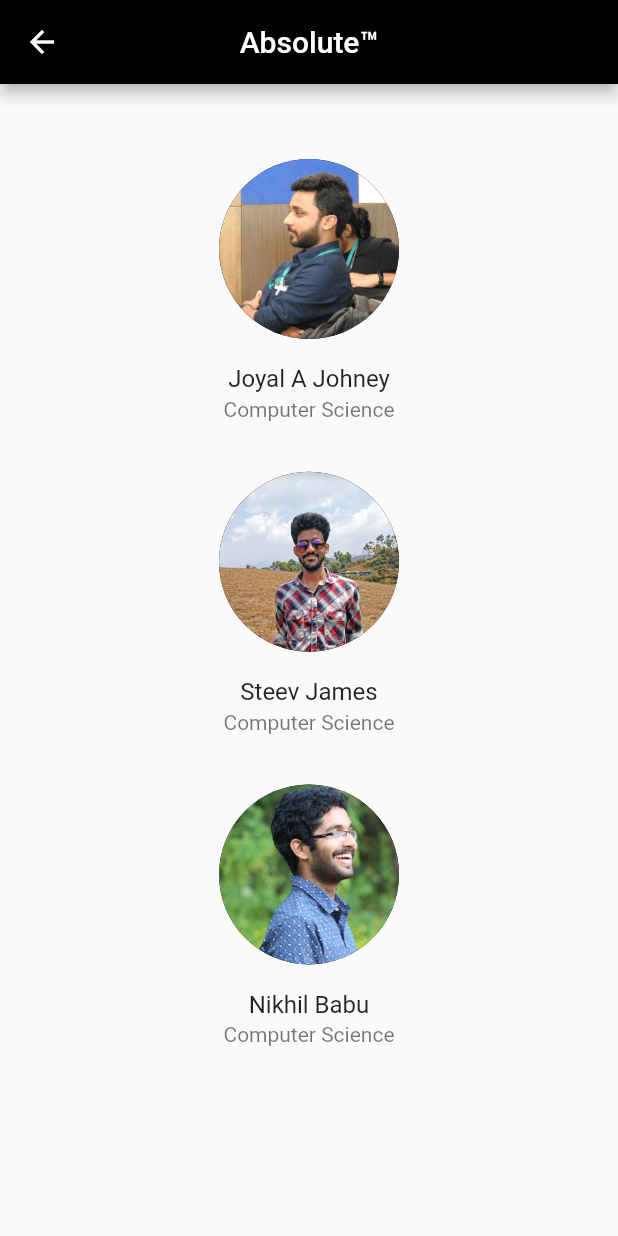
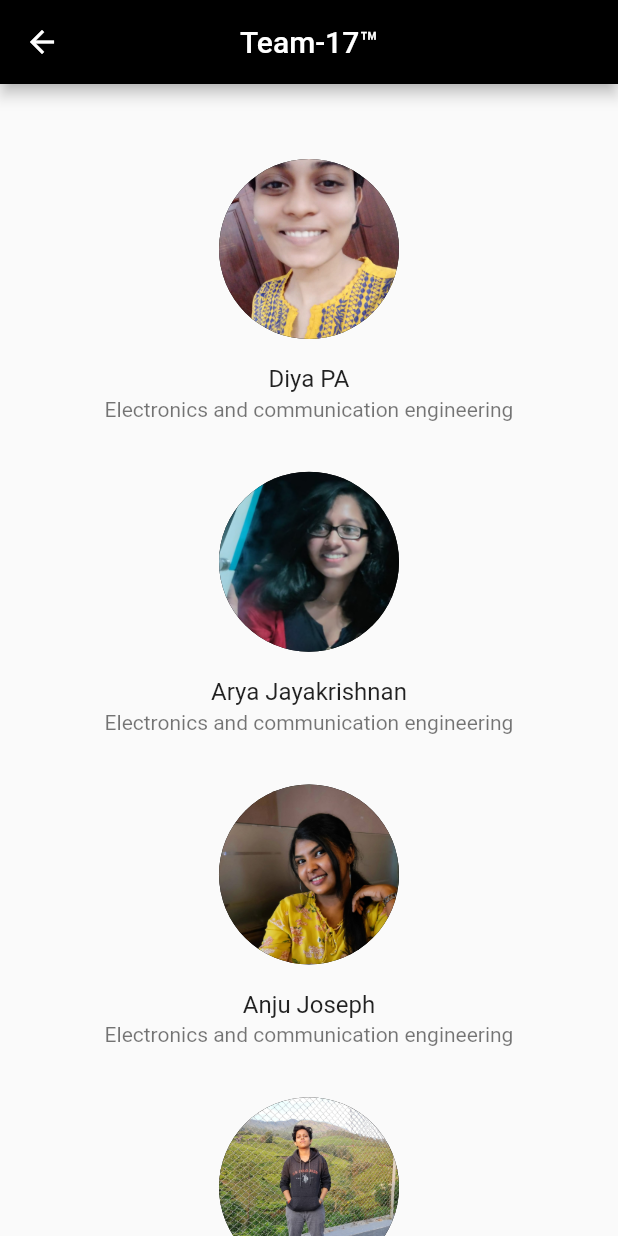
Before and after one commit to C-m3-Codin/mecRandom, a Flutter app: the Credits screen opened by its route, on a phone screen of 412 x 824 dp. Run offline on Flutter 3.47's test engine with Material 2 defaults, Android fonts, the phone set to English and light mode, and no system bars; our stand-ins replace shared_preferences; accounts and stored records are empty.

Commit message:
images changed

```diff
--- a/lib/misc/credits.dart
+++ b/lib/misc/credits.dart
@@ -11,7 +11,7 @@ class _CreditsState extends State<Credits> {
     return new Scaffold(
       appBar: AppBar(
         title: Text(
-          'Absolute™',
+          'Team-17™',
           style: TextStyle(color: Colors.white, fontSize: 20),
         ),
         backgroundColor: Colors.black,
@@ -24,15 +24,23 @@ class _CreditsState extends State<Credits> {
             Center(
               child: Column(
                 children: <Widget>[
-                  profile('Joyal A Johney', 'assets/joyal.jpg', 'Computer Science'),
+                  profile('Diya PA', 'assets/Diya.jpeg',
+                      'Electronics and communication engineering'),
                   SizedBox(
-                    height: MediaQuery.of(context).size.height/50,
+                    height: MediaQuery.of(context).size.height / 50,
                   ),
-                  profile('Steev James', 'assets/steeve.jpg', 'Computer Science'),
+                  profile('Arya Jayakrishnan', 'assets/Arya.jpeg',
+                      'Electronics and communication engineering'),
                   SizedBox(
-                    height: MediaQuery.of(context).size.height/50,
+                    height: MediaQuery.of(context).size.height / 50,
                   ),
-                  profile('Nikhil Babu', 'assets/nikhil.jpg', 'Computer Science'),
+                  profile('Anju Joseph', 'assets/Anju.jpeg',
+                      'Electronics and communication engineering'),
+                  SizedBox(
+                    height: MediaQuery.of(context).size.height / 50,
+                  ),
+                  profile('Megha Dinakaran', 'assets/Megha.jpeg',
+                      'Electronics and communication engineering'),
                 ],
               ),
             ),
@@ -51,10 +59,10 @@ Widget profile(name, image, dept) {
         width: 120,
         height: 120,
         decoration: BoxDecoration(
-            color: Colors.black,
-            image: DecorationImage(image: AssetImage(image), fit: BoxFit.cover),
-            borderRadius: BorderRadius.all(Radius.circular(75.0)),
-            // boxShadow: [BoxShadow(blurRadius: 9.0, color: Colors.black)]),
+          color: Colors.black,
+          image: DecorationImage(image: AssetImage(image), fit: BoxFit.cover),
+          borderRadius: BorderRadius.all(Radius.circular(75.0)),
+          // boxShadow: [BoxShadow(blurRadius: 9.0, color: Colors.black)]),
         ),
       ),
       Container(
```
Also changed, not shown: assets/Anju.jpeg (added), assets/Arya.jpeg (added), assets/Diya.jpeg (added), assets/Megha.jpeg (added), assets/joyal.jpg (deleted), assets/nikhil.jpg (deleted), assets/steeve.jpg (deleted), pubspec.lock, 3 other files.
